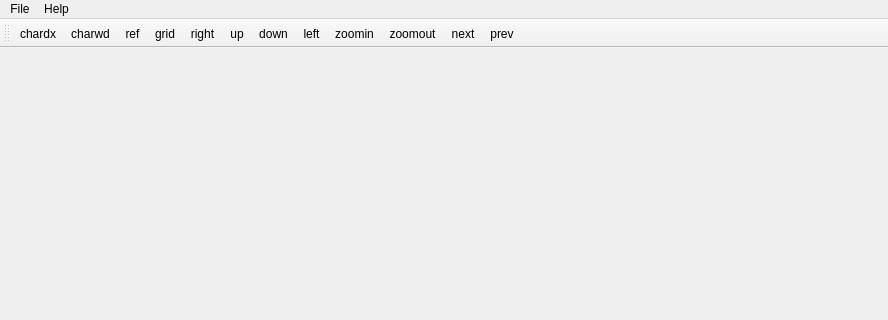
Before: the Qt Designer form TeXFontViewerQt/mainwindow.ui in nadder/rstex, drawn with Qt 5; both pictures show x 0 to 888 and y 0 to 320 of the 888 by 536 pixel window.
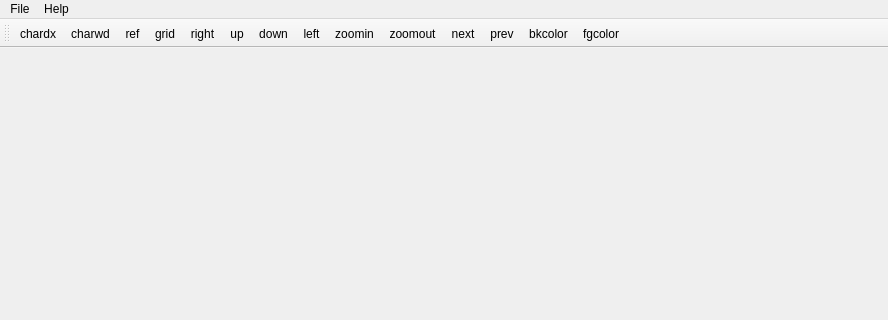
After: the same form once the commit is applied. Icons and pictures are not drawn.

```diff
--- a/TeXFontViewerQt/mainwindow.ui
+++ b/TeXFontViewerQt/mainwindow.ui
@@ -77,6 +77,8 @@
    <addaction name="actionzoomout"/>
    <addaction name="actionnext"/>
    <addaction name="actionprev"/>
+   <addaction name="actionbkcolor"/>
+   <addaction name="actionfgcolor"/>
   </widget>
   <action name="actionOpen">
    <property name="text">
@@ -213,6 +215,27 @@
     <string>prev</string>
    </property>
   </action>
+  <action name="actionbkcolor">
+   <property name="icon">
+    <iconset resource="resource.qrc">
+     <normaloff>:/new/prefix1/bkcolor.png</normaloff>:/new/prefix1/bkcolor.png</iconset>
+   </property>
+   <property name="text">
+    <string>bkcolor</string>
+   </property>
+   <property name="toolTip">
+    <string>bkcolor</string>
+   </property>
+  </action>
+  <action name="actionfgcolor">
+   <property name="icon">
+    <iconset resource="resource.qrc">
+     <normaloff>:/new/prefix1/bkcolor.png</normaloff>:/new/prefix1/bkcolor.png</iconset>
+   </property>
+   <property name="text">
+    <string>fgcolor</string>
+   </property>
+  </action>
  </widget>
  <layoutdefault spacing="6" margin="11"/>
  <resources>
```
